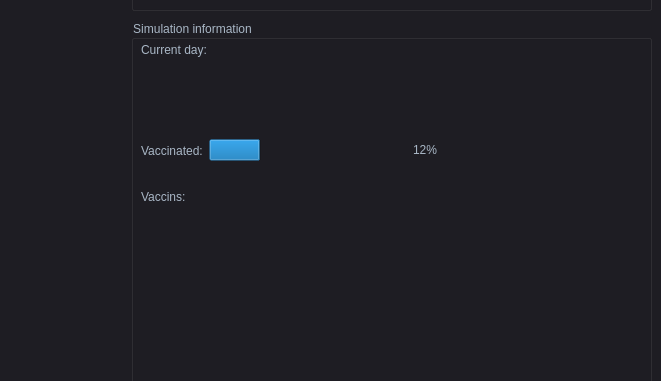
First picture: the form in src/mainwindow.ui, repository SteinVandenbroeke/PSE, before the edit; both pictures show x 419 to 1080 and y 179 to 560 of the 1080 by 708 pixel window.
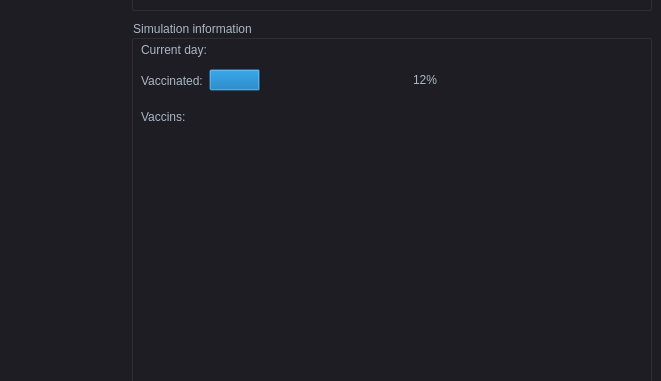
Second picture: the form after the edit.

```diff
--- a/src/mainwindow.ui
+++ b/src/mainwindow.ui
@@ -374,7 +374,7 @@
      <property name="geometry">
       <rect>
        <x>10</x>
-       <y>110</y>
+       <y>40</y>
        <width>501</width>
        <height>41</height>
       </rect>
@@ -457,7 +457,7 @@
      <property name="geometry">
       <rect>
        <x>10</x>
-       <y>170</y>
+       <y>90</y>
        <width>501</width>
        <height>131</height>
       </rect>
```
Left out of the diff: 11 changed lines with no effect on the pictures.
